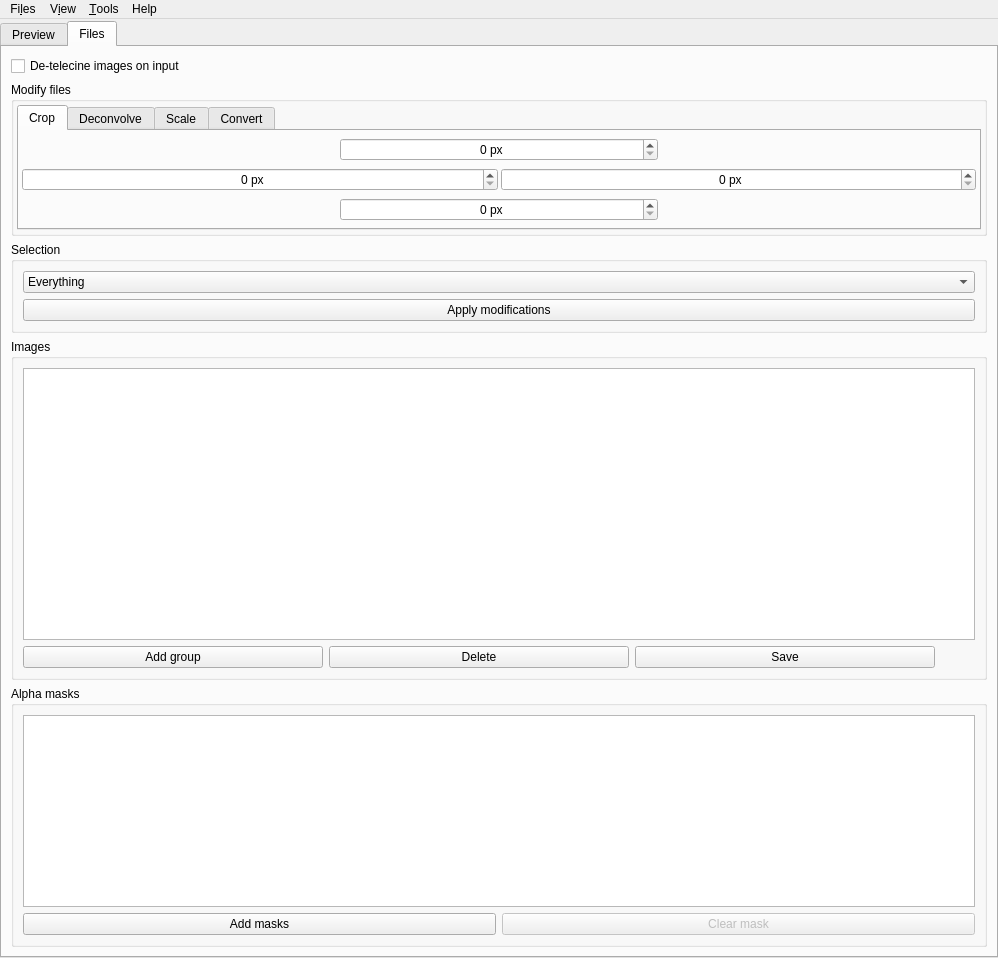
First picture: the form in interface/gui/mainwindow.ui, repository spillerrec/Overmix, before the edit.
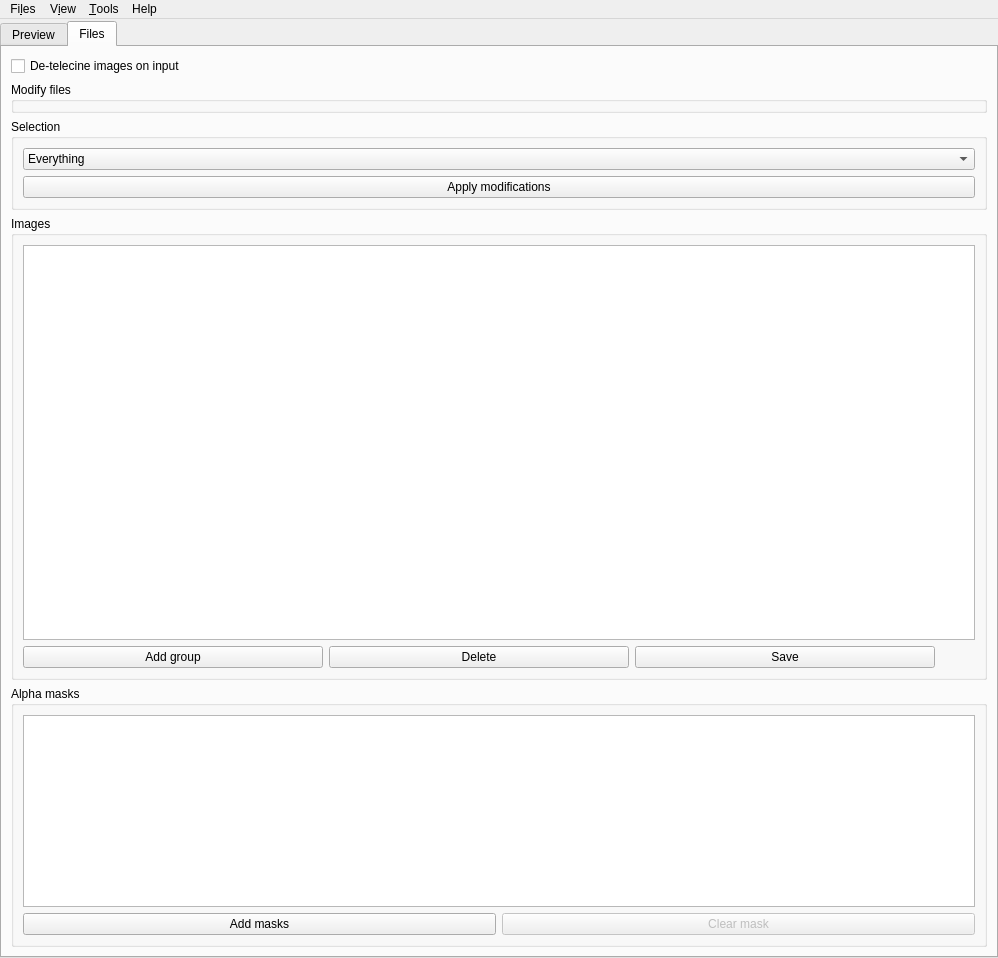
Second picture: the form after the edit. The open tabs and pages were chosen to show the change.

```diff
--- a/interface/gui/mainwindow.ui
+++ b/interface/gui/mainwindow.ui
@@ -317,350 +317,6 @@
              <property name="bottomMargin">
               <number>3</number>
              </property>
-             <item>
-              <widget class="QTabWidget" name="tabWidget_2">
-               <property name="enabled">
-                <bool>true</bool>
-               </property>
-               <property name="sizePolicy">
-                <sizepolicy hsizetype="Minimum" vsizetype="Minimum">
-                 <horstretch>0</horstretch>
-                 <verstretch>0</verstretch>
-                </sizepolicy>
-               </property>
-               <property name="currentIndex">
-                <number>0</number>
-               </property>
-               <widget class="QWidget" name="tab_9">
-                <attribute name="title">
-                 <string>Crop</string>
-                </attribute>
-                <layout class="QVBoxLayout" name="verticalLayout_7">
-                 <property name="spacing">
-                  <number>3</number>
-                 </property>
-                 <property name="leftMargin">
-                  <number>3</number>
-                 </property>
-                 <property name="topMargin">
-                  <number>3</number>
-                 </property>
-                 <property name="rightMargin">
-                  <number>3</number>
-                 </property>
-                 <property name="bottomMargin">
-                  <number>3</number>
-                 </property>
-                 <item>
-                  <layout class="QHBoxLayout" name="horizontalLayout_8">
-                   <item>
-                    <spacer name="horizontalSpacer">
-                     <property name="orientation">
-                      <enum>Qt::Horizontal</enum>
-                     </property>
-                     <property name="sizeHint" stdset="0">
-                      <size>
-                       <width>0</width>
-                       <height>0</height>
-                      </size>
-                     </property>
-                    </spacer>
-                   </item>
-                   <item>
-                    <widget class="QSpinBox" name="crop_top">
-                     <property name="sizePolicy">
-                      <sizepolicy hsizetype="Expanding" vsizetype="Fixed">
-                       <horstretch>0</horstretch>
-                       <verstretch>0</verstretch>
-                      </sizepolicy>
-                     </property>
-                     <property name="alignment">
-                      <set>Qt::AlignCenter</set>
-                     </property>
-                     <property name="suffix">
-                      <string> px</string>
-                     </property>
-                     <property name="maximum">
-                      <number>99999</number>
-                     </property>
-                    </widget>
-                   </item>
-                   <item>
-                    <spacer name="horizontalSpacer_2">
-                     <property name="orientation">
-                      <enum>Qt::Horizontal</enum>
-                     </property>
-                     <property name="sizeHint" stdset="0">
-                      <size>
-                       <width>0</width>
-                       <height>0</height>
-                      </size>
-                     </property>
-                    </spacer>
-                   </item>
-                  </layout>
-                 </item>
-                 <item>
-                  <layout class="QHBoxLayout" name="horizontalLayout_7">
-                   <item>
-                    <widget class="QSpinBox" name="crop_left">
-                     <property name="alignment">
-                      <set>Qt::AlignCenter</set>
-                     </property>
-                     <property name="suffix">
-                      <string> px</string>
-                     </property>
-                     <property name="maximum">
-                      <number>99999</number>
-                     </property>
-                    </widget>
-                   </item>
-                   <item>
-                    <widget class="QSpinBox" name="crop_right">
-                     <property name="alignment">
-                      <set>Qt::AlignCenter</set>
-                     </property>
-                     <property name="suffix">
-                      <string> px</string>
-                     </property>
-                     <property name="maximum">
-                      <number>99999</number>
-                     </property>
-                    </widget>
-                   </item>
-                  </layout>
-                 </item>
-                 <item>
-                  <layout class="QHBoxLayout" name="horizontalLayout_9">
-                   <item>
-                    <spacer name="horizontalSpacer_4">
-                     <property name="orientation">
-                      <enum>Qt::Horizontal</enum>
-                     </property>
-                     <property name="sizeHint" stdset="0">
-                      <size>
-                       <width>0</width>
-                       <height>0</height>
-                      </size>
-                     </property>
-                    </spacer>
-                   </item>
-                   <item>
-                    <widget class="QSpinBox" name="crop_bottom">
-                     <property name="sizePolicy">
-                      <sizepolicy hsizetype="Expanding" vsizetype="Fixed">
-                       <horstretch>0</horstretch>
-                       <verstretch>0</verstretch>
-                      </sizepolicy>
-                     </property>
-                     <property name="alignment">
-                      <set>Qt::AlignCenter</set>
-                     </property>
-                     <property name="suffix">
-                      <string> px</string>
-                     </property>
-                     <property name="maximum">
-                      <number>99999</number>
-                     </property>
-                    </widget>
-                   </item>
-                   <item>
-                    <spacer name="horizontalSpacer_3">
-                     <property name="orientation">
-                      <enum>Qt::Horizontal</enum>
-                     </property>
-                     <property name="sizeHint" stdset="0">
-                      <size>
-                       <width>0</width>
-                       <height>0</height>
-                      </size>
-                     </property>
-                    </spacer>
-                   </item>
-                  </layout>
-                 </item>
-                </layout>
-               </widget>
-               <widget class="QWidget" name="tab_8">
-                <attribute name="title">
-                 <string>Deconvolve</string>
-                </attribute>
-                <layout class="QFormLayout" name="formLayout_2">
-                 <item row="0" column="0">
-                  <widget class="QLabel" name="label_13">
-                   <property name="text">
-                    <string>Deviation</string>
-                   </property>
-                  </widget>
-                 </item>
-                 <item row="1" column="0">
-                  <widget class="QLabel" name="label_14">
-                   <property name="text">
-                    <string>Iterations</string>
-                   </property>
-                  </widget>
-                 </item>
-                 <item row="0" column="1">
-                  <widget class="QDoubleSpinBox" name="pre_deconvolve_deviation">
-                   <property name="decimals">
-                    <number>3</number>
-                   </property>
-                   <property name="singleStep">
-                    <double>0.050000000000000</double>
-                   </property>
-                  </widget>
-                 </item>
-                 <item row="1" column="1">
-                  <widget class="QSpinBox" name="pre_deconvolve_iterations">
-                   <property name="maximum">
-                    <number>1000</number>
-                   </property>
-                   <property name="singleStep">
-                    <number>5</number>
-                   </property>
-                   <property name="value">
-                    <number>10</number>
-                   </property>
-                  </widget>
-                 </item>
-                </layout>
-               </widget>
-               <widget class="QWidget" name="tab_10">
-                <attribute name="title">
-                 <string>Scale</string>
-                </attribute>
-                <layout class="QVBoxLayout" name="verticalLayout_8">
-                 <item>
-                  <widget class="QComboBox" name="pre_scale_method">
-                   <property name="enabled">
-                    <bool>false</bool>
-                   </property>
-                   <property name="currentIndex">
-                    <number>3</number>
-                   </property>
-                   <item>
-                    <property name="text">
-                     <string>Nearest</string>
-                    </property>
-                   </item>
-                   <item>
-                    <property name="text">
-                     <string>Linear</string>
-                    </property>
-                   </item>
-                   <item>
-                    <property name="text">
-                     <string>Catmull-Rom (cubic)</string>
-                    </property>
-                   </item>
-                   <item>
-                    <property name="text">
-                     <string>Mitchell-Netravali (cubic)</string>
-                    </property>
-                   </item>
-                   <item>
-                    <property name="text">
-                     <string>Spline (cubic)</string>
-                    </property>
-                   </item>
-                   <item>
-                    <property name="text">
-                     <string>Lanczos 3-lopes (sinc)</string>
-                    </property>
-                   </item>
-                   <item>
-                    <property name="text">
-                     <string>Lanczos 5-lopes (sinc)</string>
-                    </property>
-                   </item>
-                   <item>
-                    <property name="text">
-                     <string>Lanczos 7-lopes (sinc)</string>
-                    </property>
-                   </item>
-                  </widget>
-                 </item>
-                 <item>
-                  <layout class="QHBoxLayout" name="horizontalLayout_10">
-                   <item>
-                    <widget class="QDoubleSpinBox" name="pre_scale_width">
-                     <property name="enabled">
-                      <bool>false</bool>
-                     </property>
-                     <property name="decimals">
-                      <number>3</number>
-                     </property>
-                     <property name="singleStep">
-                      <double>0.010000000000000</double>
-                     </property>
-                     <property name="value">
-                      <double>1.000000000000000</double>
-                     </property>
-                    </widget>
-                   </item>
-                   <item>
-                    <widget class="QDoubleSpinBox" name="pre_scale_height">
-                     <property name="enabled">
-                      <bool>false</bool>
-                     </property>
-                     <property name="decimals">
-                      <number>3</number>
-                     </property>
-                     <property name="singleStep">
-                      <double>0.010000000000000</double>
-                     </property>
-                     <property name="value">
-                      <double>1.000000000000000</double>
-                     </property>
-                    </widget>
-                   </item>
-                  </layout>
-                 </item>
-                 <item>
-                  <widget class="QCheckBox" name="pre_scale_chroma">
-                   <property name="enabled">
-                    <bool>false</bool>
-                   </property>
-                   <property name="text">
-                    <string>Scale chroma</string>
-                   </property>
-                  </widget>
-                 </item>
-                </layout>
-               </widget>
-               <widget class="QWidget" name="tab_7">
-                <attribute name="title">
-                 <string>Convert</string>
-                </attribute>
-                <layout class="QVBoxLayout" name="verticalLayout_13">
-                 <item>
-                  <widget class="QRadioButton" name="radioButton">
-                   <property name="text">
-                    <string>&amp;None</string>
-                   </property>
-                   <property name="checked">
-                    <bool>true</bool>
-                   </property>
-                  </widget>
-                 </item>
-                 <item>
-                  <widget class="QRadioButton" name="convert_rgb">
-                   <property name="text">
-                    <string>To R&amp;GB</string>
-                   </property>
-                  </widget>
-                 </item>
-                 <item>
-                  <widget class="QRadioButton" name="convert_devlc">
-                   <property name="text">
-                    <string>de-VLC (to YCrCb)</string>
-                   </property>
-                  </widget>
-                 </item>
-                </layout>
-               </widget>
-              </widget>
-             </item>
             </layout>
            </widget>
           </item>
```
Left out of the diff: 4 changed lines with no effect on the pictures.
